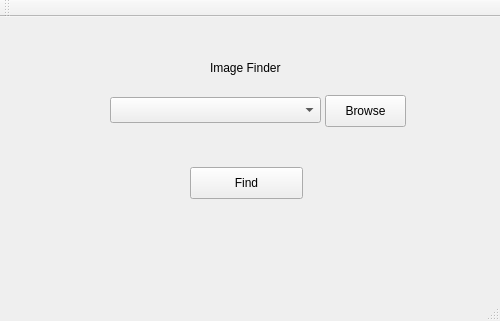
First picture: the form in imagesfinder/ImageFinder/mainwindow.ui, repository duy-tran/unix1, before the edit.
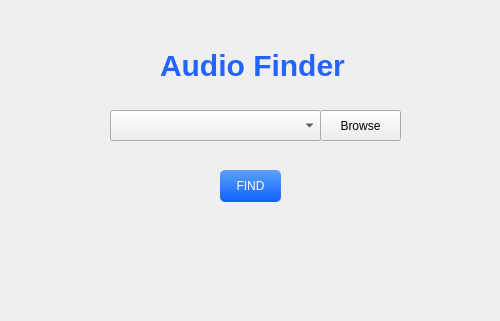
Second picture: the form after the edit.

Diff of the .ui file:
```diff
--- a/imagesfinder/ImageFinder/mainwindow.ui
+++ b/imagesfinder/ImageFinder/mainwindow.ui
@@ -13,6 +13,9 @@
   <property name="windowTitle">
    <string>MainWindow</string>
   </property>
+  <property name="styleSheet">
+   <string notr="true"/>
+  </property>
   <widget class="QWidget" name="centralWidget">
    <widget class="QPushButton" name="browseButton">
     <property name="enabled">
@@ -20,12 +23,15 @@
     </property>
     <property name="geometry">
      <rect>
-      <x>325</x>
-      <y>78</y>
+      <x>320</x>
+      <y>110</y>
       <width>81</width>
-      <height>32</height>
+      <height>31</height>
      </rect>
     </property>
+    <property name="styleSheet">
+     <string notr="true"/>
+    </property>
     <property name="text">
      <string>Browse</string>
     </property>
@@ -34,74 +40,93 @@
     <property name="geometry">
      <rect>
       <x>110</x>
-      <y>80</y>
+      <y>110</y>
       <width>211</width>
-      <height>26</height>
+      <height>31</height>
      </rect>
     </property>
     <property name="toolTip">
-     <string>&lt;html&gt;&lt;head/&gt;&lt;body&gt;&lt;p&gt;Choose the directory you want !&lt;/p&gt;&lt;/body&gt;&lt;/html&gt;</string>
+     <string>&lt;html&gt;&lt;head/&gt;&lt;body&gt;&lt;p align=&quot;center&quot;&gt;&lt;span style=&quot; font-style:italic; color:#737373;&quot;&gt;Choose the directory that you want to find images inside&lt;/span&gt;&lt;/p&gt;&lt;/body&gt;&lt;/html&gt;</string>
+    </property>
+    <property name="styleSheet">
+     <string notr="true"/>
     </property>
    </widget>
    <widget class="QPushButton" name="findButton">
     <property name="geometry">
      <rect>
-      <x>190</x>
-      <y>150</y>
-      <width>113</width>
+      <x>220</x>
+      <y>170</y>
+      <width>61</width>
       <height>32</height>
      </rect>
     </property>
+    <property name="sizePolicy">
+     <sizepolicy hsizetype="Preferred" vsizetype="Preferred">
+      <horstretch>0</horstretch>
+      <verstretch>0</verstretch>
+     </sizepolicy>
+    </property>
+    <property name="styleSheet">
+     <string notr="true">background-color: qlineargradient(spread:pad, x1:0, y1:0, x2:0, y2:1, stop:0 rgba(91, 161, 248, 255), stop:1 rgba(14, 99, 254, 255));
+color: white;
+border-radius: 5px;
+</string>
+    </property>
     <property name="text">
-     <string>Find</string>
+     <string>FIND</string>
     </property>
    </widget>
    <widget class="QLabel" name="appLabel">
     <property name="geometry">
      <rect>
-      <x>210</x>
+      <x>160</x>
       <y>40</y>
-      <width>81</width>
-      <height>21</height>
+      <width>201</width>
+      <height>51</height>
      </rect>
     </property>
+    <property name="minimumSize">
+     <size>
+      <width>201</width>
+      <height>51</height>
+     </size>
+    </property>
+    <property name="maximumSize">
+     <size>
+      <width>16777215</width>
+      <height>51</height>
+     </size>
+    </property>
+    <property name="styleSheet">
+     <string notr="true">background: transparent;
+color: rgb(36, 100, 254);
+font-weight: bold;
+font-size: 30px;</string>
+    </property>
     <property name="text">
-     <string>Image Finder</string>
+     <string>Audio Finder</string>
     </property>
    </widget>
    <widget class="QLabel" name="warning">
     <property name="geometry">
      <rect>
-      <x>120</x>
-      <y>120</y>
-      <width>261</width>
+      <x>190</x>
+      <y>140</y>
+      <width>181</width>
       <height>20</height>
      </rect>
     </property>
+    <property name="styleSheet">
+     <string notr="true">color: red;
+background: transparent;
+text-align: center;</string>
+    </property>
     <property name="text">
      <string>&lt;html&gt;&lt;head/&gt;&lt;body&gt;&lt;p align=&quot;center&quot;&gt;&lt;span style=&quot; color:#ff0000;&quot;/&gt;&lt;/p&gt;&lt;/body&gt;&lt;/html&gt;</string>
     </property>
    </widget>
   </widget>
-  <widget class="QMenuBar" name="menuBar">
-   <property name="geometry">
-    <rect>
-     <x>0</x>
-     <y>0</y>
-     <width>500</width>
-     <height>22</height>
-    </rect>
-   </property>
-  </widget>
-  <widget class="QToolBar" name="mainToolBar">
-   <attribute name="toolBarArea">
-    <enum>TopToolBarArea</enum>
-   </attribute>
-   <attribute name="toolBarBreak">
-    <bool>false</bool>
-   </attribute>
-  </widget>
-  <widget class="QStatusBar" name="statusBar"/>
  </widget>
  <layoutdefault spacing="6" margin="11"/>
  <resources/>
```
Left out of the diff: 2 changed lines with no effect on the pictures.
